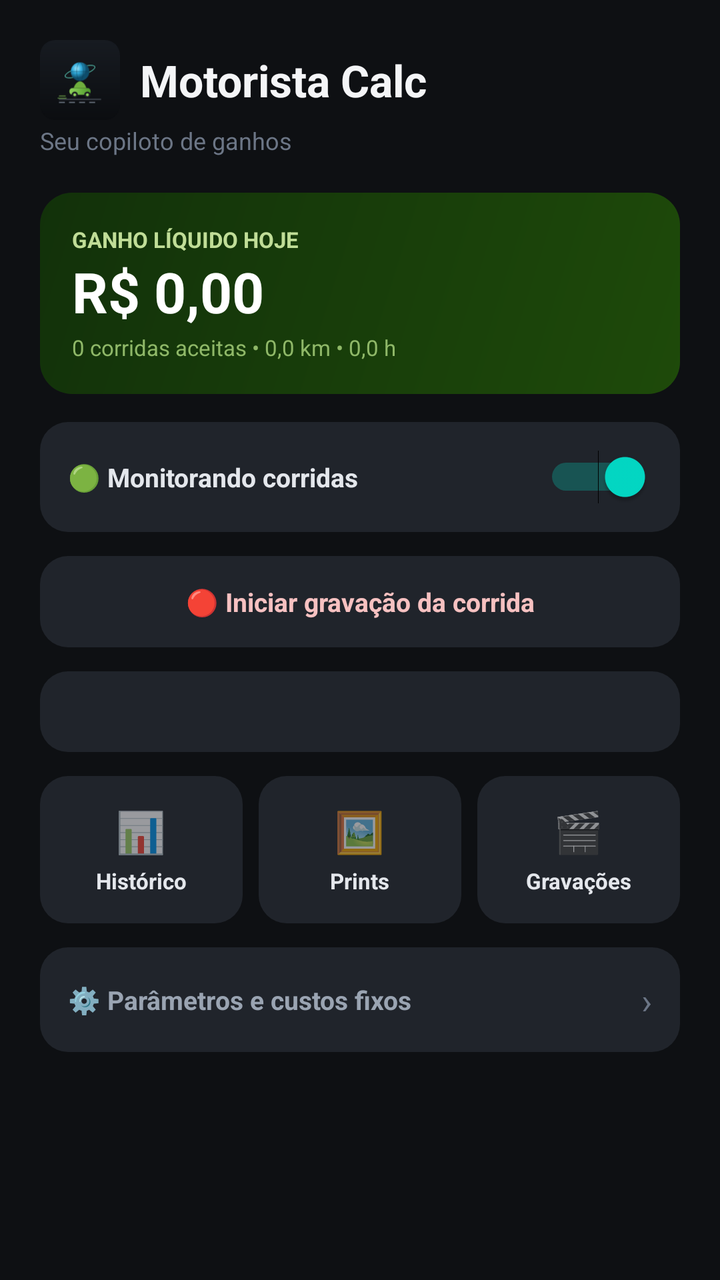
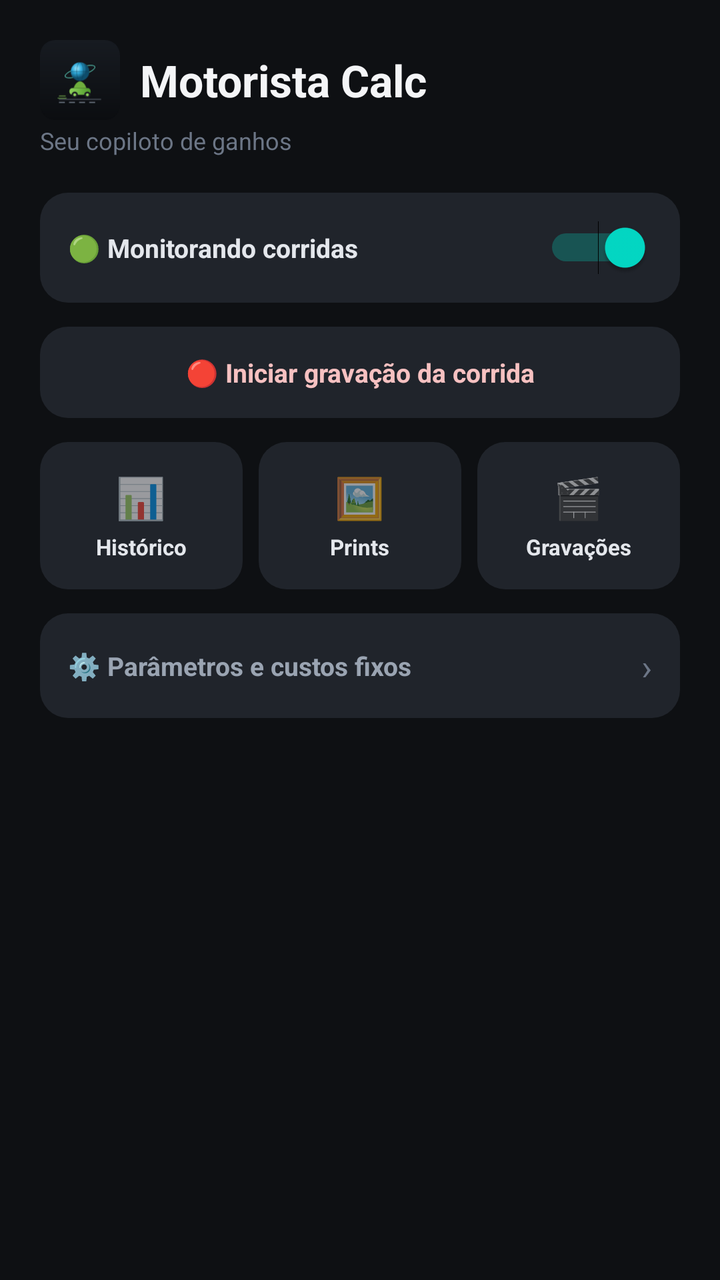

An Android layout rendered at two revisions. The XML below is the earlier revision; the diff shows what the commit changed to produce the second picture.
<!-- AndroidManifest.xml: application theme Theme.MaterialComponents.DayNight.NoActionBar -->
<!-- res/layout/activity_main.xml -->
<?xml version="1.0" encoding="utf-8"?>
<ScrollView xmlns:android="http://schemas.android.com/apk/res/android"
    android:layout_width="match_parent"
    android:layout_height="match_parent"
    android:background="#0E1013">

    <LinearLayout
        android:layout_width="match_parent"
        android:layout_height="wrap_content"
        android:orientation="vertical"
        android:padding="20dp">

        <LinearLayout
            android:layout_width="match_parent"
            android:layout_height="wrap_content"
            android:orientation="horizontal"
            android:gravity="center_vertical"
            android:layout_marginBottom="2dp">

            <ImageView
                android:layout_width="40dp"
                android:layout_height="40dp"
                android:src="@drawable/logo_motorista"
                android:layout_marginEnd="10dp"
                android:contentDescription="Logo do app" />

            <TextView
                android:layout_width="wrap_content"
                android:layout_height="wrap_content"
                android:text="Motorista Calc"
                android:textColor="#F4F5F7"
                android:textSize="22sp"
                android:textStyle="bold" />
        </LinearLayout>

        <TextView
            android:layout_width="wrap_content"
            android:layout_height="wrap_content"
            android:text="Seu copiloto de ganhos"
            android:textColor="#6C7686"
            android:textSize="12sp"
            android:layout_marginBottom="18dp" />

        <LinearLayout
            android:layout_width="match_parent"
            android:layout_height="wrap_content"
            android:orientation="vertical"
            android:background="@drawable/bg_hero_green"
            android:padding="16dp"
            android:layout_marginBottom="14dp">

            <TextView
                android:layout_width="wrap_content"
                android:layout_height="wrap_content"
                android:text="GANHO LÍQUIDO HOJE"
                android:textColor="#C0DD97"
                android:textSize="11sp"
                android:textStyle="bold" />

            <TextView
                android:id="@+id/txtGanhoHoje"
                android:layout_width="wrap_content"
                android:layout_height="wrap_content"
                android:text="R$ 0,00"
                android:textColor="#FFFFFF"
                android:textSize="28sp"
                android:textStyle="bold" />

            <TextView
                android:id="@+id/txtResumoHoje"
                android:layout_width="wrap_content"
                android:layout_height="wrap_content"
                android:text="0 corridas aceitas • 0,0 km • 0,0 h"
                android:textColor="#8FB868"
                android:textSize="11sp"
                android:layout_marginTop="2dp" />
        </LinearLayout>

        <LinearLayout
            android:layout_width="match_parent"
            android:layout_height="wrap_content"
            android:orientation="horizontal"
            android:gravity="center_vertical"
            android:background="@drawable/bg_card_dark"
            android:padding="14dp"
            android:layout_marginBottom="12dp">

            <TextView
                android:layout_width="0dp"
                android:layout_height="wrap_content"
                android:layout_weight="1"
                android:text="🟢 Monitorando corridas"
                android:textColor="#E4E7EC"
                android:textSize="13sp"
                android:textStyle="bold" />

            <Switch
                android:id="@+id/switchAtivo"
                android:layout_width="wrap_content"
                android:layout_height="wrap_content"
                android:checked="true" />
        </LinearLayout>

        <TextView
            android:id="@+id/btnGravar"
            android:layout_width="match_parent"
            android:layout_height="wrap_content"
            android:padding="14dp"
            android:gravity="center"
            android:background="@drawable/bg_card_dark"
            android:text="🔴 Iniciar gravação da corrida"
            android:textColor="#F7C1C1"
            android:textSize="13sp"
            android:textStyle="bold"
            android:layout_marginBottom="12dp"
            android:clickable="true"
            android:focusable="true" />

        <LinearLayout
            android:layout_width="match_parent"
            android:layout_height="wrap_content"
            android:orientation="vertical"
            android:background="@drawable/bg_card_dark"
            android:padding="12dp"
            android:layout_marginBottom="12dp">

            <TextView
                android:id="@+id/txtTeste"
                android:layout_width="match_parent"
                android:layout_height="wrap_content"
                android:textColor="#9AA4B2"
                android:textSize="12sp" />
        </LinearLayout>

        <LinearLayout
            android:layout_width="match_parent"
            android:layout_height="wrap_content"
            android:orientation="horizontal"
            android:layout_marginBottom="12dp">

            <LinearLayout
                android:id="@+id/btnHistorico"
                android:layout_width="0dp"
                android:layout_height="wrap_content"
                android:layout_weight="1"
                android:orientation="vertical"
                android:gravity="center"
                android:background="@drawable/bg_card_dark"
                android:padding="14dp"
                android:layout_marginEnd="4dp"
                android:clickable="true"
                android:focusable="true">

                <TextView
                    android:layout_width="wrap_content"
                    android:layout_height="wrap_content"
                    android:text="📊"
                    android:textSize="20sp" />

                <TextView
                    android:layout_width="wrap_content"
                    android:layout_height="wrap_content"
                    android:text="Histórico"
                    android:textColor="#E4E7EC"
                    android:textSize="11sp"
                    android:textStyle="bold"
                    android:layout_marginTop="4dp" />
            </LinearLayout>

            <LinearLayout
                android:id="@+id/btnPrints"
                android:layout_width="0dp"
                android:layout_height="wrap_content"
                android:layout_weight="1"
                android:orientation="vertical"
                android:gravity="center"
                android:background="@drawable/bg_card_dark"
                android:padding="14dp"
                android:layout_marginStart="4dp"
                android:layout_marginEnd="4dp"
                android:clickable="true"
                android:focusable="true">

                <TextView
                    android:layout_width="wrap_content"
                    android:layout_height="wrap_content"
                    android:text="🖼️"
                    android:textSize="20sp" />

                <TextView
                    android:layout_width="wrap_content"
                    android:layout_height="wrap_content"
                    android:text="Prints"
                    android:textColor="#E4E7EC"
                    android:textSize="11sp"
                    android:textStyle="bold"
                    android:layout_marginTop="4dp" />
            </LinearLayout>

            <LinearLayout
                android:id="@+id/btnGravacoes"
                android:layout_width="0dp"
                android:layout_height="wrap_content"
                android:layout_weight="1"
                android:orientation="vertical"
                android:gravity="center"
                android:background="@drawable/bg_card_dark"
                android:padding="14dp"
                android:layout_marginStart="4dp"
                android:clickable="true"
                android:focusable="true">

                <TextView
                    android:layout_width="wrap_content"
                    android:layout_height="wrap_content"
                    android:text="🎬"
                    android:textSize="20sp" />

                <TextView
                    android:layout_width="wrap_content"
                    android:layout_height="wrap_content"
                    android:text="Gravações"
                    android:textColor="#E4E7EC"
                    android:textSize="11sp"
                    android:textStyle="bold"
                    android:layout_marginTop="4dp" />
            </LinearLayout>
        </LinearLayout>

        <LinearLayout
            android:id="@+id/btnParametros"
            android:layout_width="match_parent"
            android:layout_height="wrap_content"
            android:orientation="horizontal"
            android:gravity="center_vertical"
            android:background="@drawable/bg_card_dark"
            android:padding="14dp"
            android:clickable="true"
            android:focusable="true">

            <TextView
                android:layout_width="0dp"
                android:layout_height="wrap_content"
                android:layout_weight="1"
                android:text="⚙️ Parâmetros e custos fixos"
                android:textColor="#9AA4B2"
                android:textSize="13sp"
                android:textStyle="bold" />

            <TextView
                android:layout_width="wrap_content"
                android:layout_height="wrap_content"
                android:text="›"
                android:textColor="#6C7686"
                android:textSize="18sp" />
        </LinearLayout>

    </LinearLayout>
</ScrollView>
<!-- resources referenced by this layout -->
<resources>
  <!-- drawable bg_card_dark (drawable) -->
  <?xml version="1.0" encoding="utf-8"?>
  <shape xmlns:android="http://schemas.android.com/apk/res/android" android:shape="rectangle">
      <solid android:color="#20242B" />
      <corners android:radius="14dp" />
  </shape>
  <!-- drawable bg_hero_green (drawable) -->
  <?xml version="1.0" encoding="utf-8"?>
  <shape xmlns:android="http://schemas.android.com/apk/res/android" android:shape="rectangle">
      <gradient
          android:angle="135"
          android:startColor="#1E4A0A"
          android:endColor="#12310A" />
      <corners android:radius="16dp" />
  </shape>
  <!-- drawable logo_motorista: vector/xml drawable (drawable, 3363 chars, omitted) -->
</resources>

<!-- the commit's change to res/layout/activity_main.xml (unified diff, before → after) -->
@@ -40,41 +40,6 @@
             android:textColor="#6C7686"
             android:textSize="12sp"
             android:layout_marginBottom="18dp" />
-
-        <LinearLayout
-            android:layout_width="match_parent"
-            android:layout_height="wrap_content"
-            android:orientation="vertical"
-            android:background="@drawable/bg_hero_green"
-            android:padding="16dp"
-            android:layout_marginBottom="14dp">
-
-            <TextView
-                android:layout_width="wrap_content"
-                android:layout_height="wrap_content"
-                android:text="GANHO LÍQUIDO HOJE"
-                android:textColor="#C0DD97"
-                android:textSize="11sp"
-                android:textStyle="bold" />
-
-            <TextView
-                android:id="@+id/txtGanhoHoje"
-                android:layout_width="wrap_content"
-                android:layout_height="wrap_content"
-                android:text="R$ 0,00"
-                android:textColor="#FFFFFF"
-                android:textSize="28sp"
-                android:textStyle="bold" />
-
-            <TextView
-                android:id="@+id/txtResumoHoje"
-                android:layout_width="wrap_content"
-                android:layout_height="wrap_content"
-                android:text="0 corridas aceitas • 0,0 km • 0,0 h"
-                android:textColor="#8FB868"
-                android:textSize="11sp"
-                android:layout_marginTop="2dp" />
-        </LinearLayout>
 
         <LinearLayout
             android:layout_width="match_parent"
@@ -117,12 +82,14 @@
             android:focusable="true" />
 
         <LinearLayout
+            android:id="@+id/cardAviso"
             android:layout_width="match_parent"
             android:layout_height="wrap_content"
             android:orientation="vertical"
             android:background="@drawable/bg_card_dark"
             android:padding="12dp"
-            android:layout_marginBottom="12dp">
+            android:layout_marginBottom="12dp"
+            android:visibility="gone">
 
             <TextView
                 android:id="@+id/txtTeste"
<!-- resource entries referenced after the edit -->
@@ -6,15 +6,6 @@
       <solid android:color="#20242B" />
       <corners android:radius="14dp" />
   </shape>
-  <!-- drawable bg_hero_green (drawable) -->
-  <?xml version="1.0" encoding="utf-8"?>
-  <shape xmlns:android="http://schemas.android.com/apk/res/android" android:shape="rectangle">
-      <gradient
-          android:angle="135"
-          android:startColor="#1E4A0A"
-          android:endColor="#12310A" />
-      <corners android:radius="16dp" />
-  </shape>
   <!-- drawable logo_motorista: vector/xml drawable (drawable, 3363 chars, omitted) -->
 </resources>
 
